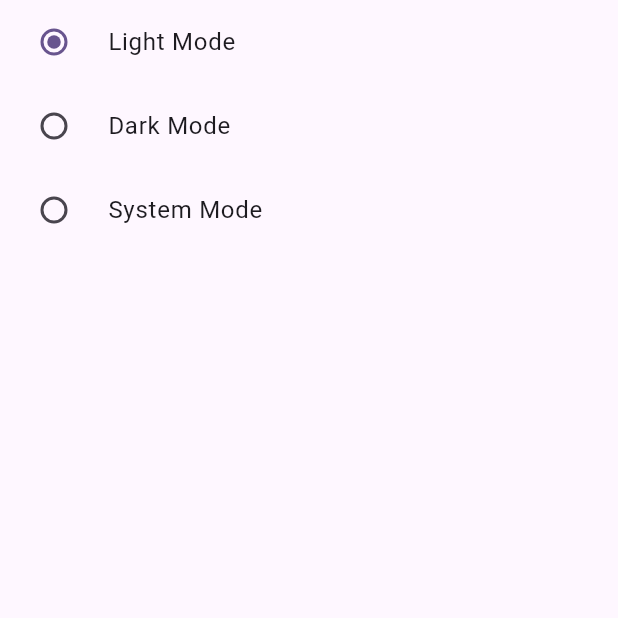
After one commit to Engr-Zain-Ali/e_statemanagement, a Flutter app: the screen it shows after launch, after a tap on "Light Mode", on a phone screen of 412 x 824 dp, the top half of it. The commit adds this screen. Run offline on Flutter 3.47's test engine with Material 2 defaults, Android fonts, the phone set to English and light mode, and no system bars; missing offline and left inert: dart:html.

Commit message:
Dark and Light theme

```diff
--- /dev/null
+++ b/lib/dark_theme.dart
@@ -0,0 +1,43 @@
+import 'package:e_statemanagement/theme_changer.dart';
+import 'package:flutter/material.dart';
+import 'package:provider/provider.dart';
+class Dark_Theme extends StatefulWidget {
+  const Dark_Theme({super.key});
+
+  @override
+  State<Dark_Theme> createState() => _Dark_ThemeState();
+}
+
+class _Dark_ThemeState extends State<Dark_Theme> {
+  @override
+  Widget build(BuildContext context) {
+    final themeChanger=Provider.of<ThemeChanger>( context);
+    return Scaffold(
+      body: Column(
+        children: [
+          RadioListTile<ThemeMode>(
+              title: Text("Light Mode"),
+              value: ThemeMode.light,
+              groupValue: themeChanger.themeMode,
+              onChanged: themeChanger.setTheme
+          ),
+          RadioListTile<ThemeMode>(
+              title: Text("Dark Mode"),
+              value: ThemeMode.dark,
+              groupValue: themeChanger.themeMode,
+              onChanged: themeChanger.setTheme
+          ),
+          RadioListTile<ThemeMode>(
+              title: Text("System Mode"),
+              value: ThemeMode.system,
+              groupValue: themeChanger.themeMode,
+              onChanged: themeChanger.setTheme
+          ),
+
+        ],
+
+
+      ),
+    );
+  }
+}
--- a/lib/favourit_screen.dart
+++ b/lib/favourit_screen.dart
@@ -1,11 +1,9 @@
 import 'package:flutter/material.dart';
 class Favourit_Screen extends StatefulWidget {
   const Favourit_Screen({super.key});
-
   @override
   State<Favourit_Screen> createState() => _Favourit_ScreenState();
 }
-
 class _Favourit_ScreenState extends State<Favourit_Screen> {
   List<int> selecteditem=[];
   @override
@@ -20,7 +18,7 @@ class _Favourit_ScreenState extends State<Favourit_Screen> {
         children: [
           Expanded(
             child: ListView.builder(
-                itemCount: 20,
+                itemCount: 11120,
                 itemBuilder: (context,index){
                   return ListTile(
                     onTap: (){
--- a/lib/main.dart
+++ b/lib/main.dart
@@ -33,10 +33,12 @@
 //Example 2 of provider use......
 import 'package:e_statemanagement/E_one.dart';
 import 'package:e_statemanagement/E_one_Provider.dart';
+import 'package:e_statemanagement/dark_theme.dart';
 import 'package:e_statemanagement/e_counter.dart';
 import 'package:e_statemanagement/e_statemanagement.dart';
 import 'package:e_statemanagement/example_2.dart';
 import 'package:e_statemanagement/favourit_screen.dart';
+import 'package:e_statemanagement/theme_changer.dart';
 import 'package:flutter/material.dart';
 import 'package:provider/provider.dart';
 
@@ -52,20 +54,30 @@ class MyApp extends StatelessWidget {
   // This widget is the root of your application.
   @override
   Widget build(BuildContext context) {
+
     return MultiProvider(
       providers: [
         ChangeNotifierProvider(create: (_)=>CountProvider()),
         ChangeNotifierProvider(create: (_)=>ExampleOneProvider()),
+        ChangeNotifierProvider(create: (_)=>ThemeChanger()),
       ],
-      child: MaterialApp(
-        title: 'Flutter Demo',
-        theme: ThemeData(
-          colorScheme: ColorScheme.fromSeed(seedColor: Colors.deepPurple),
-          useMaterial3: true,
-        ),
-        home: Favourit_Screen(),
+      child:Builder(builder: (BuildContext context){
+        final themeChanger=Provider.of<ThemeChanger>(context);
+        return  MaterialApp(
+          title: 'Flutter Demo',
+          themeMode:themeChanger.themeMode,
+          theme: ThemeData(
+            brightness: Brightness.light,
+            colorScheme: ColorScheme.fromSeed(seedColor: Colors.deepPurple),
+            useMaterial3: true,
+          ),
+          darkTheme: ThemeData(
+            brightness: Brightness.dark,
+          ),
+          home: Dark_Theme(),
 
-      ),
+        );
+      }),
     );
   }
 }
--- /dev/null
+++ b/lib/theme_changer.dart
@@ -0,0 +1,11 @@
+import 'package:flutter/material.dart';
+class ThemeChanger with ChangeNotifier{
+var _themeMode=ThemeMode.light;
+ThemeMode get themeMode=>_themeMode;
+void setTheme(themeMode){
+  _themeMode=themeMode;
+  notifyListeners();
+
+}
+
+}
```
